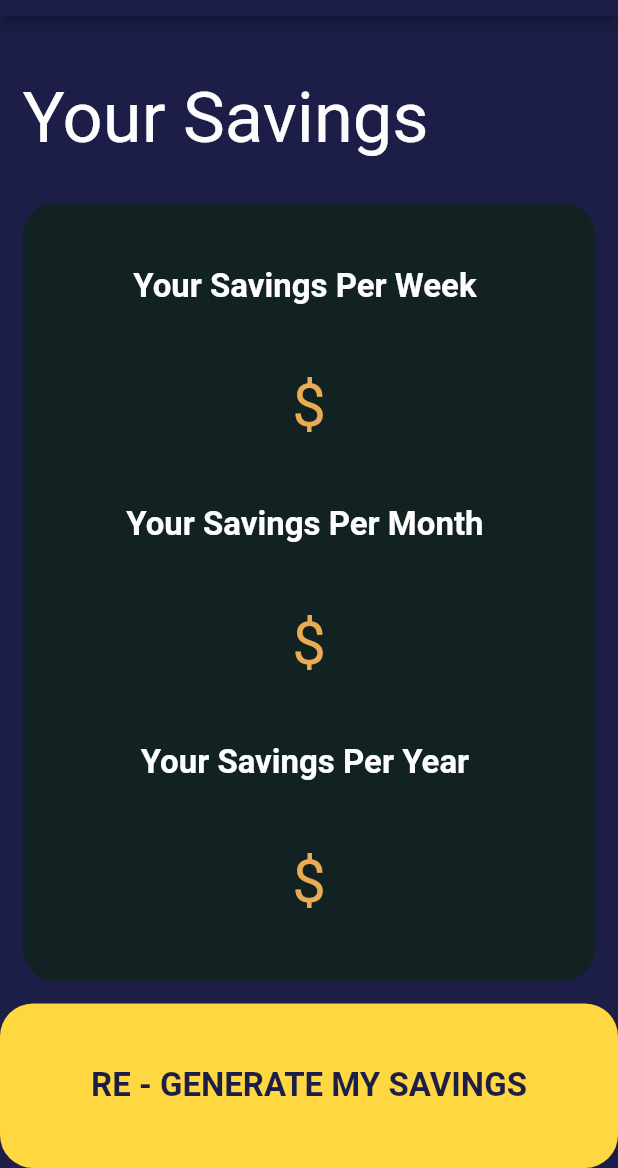
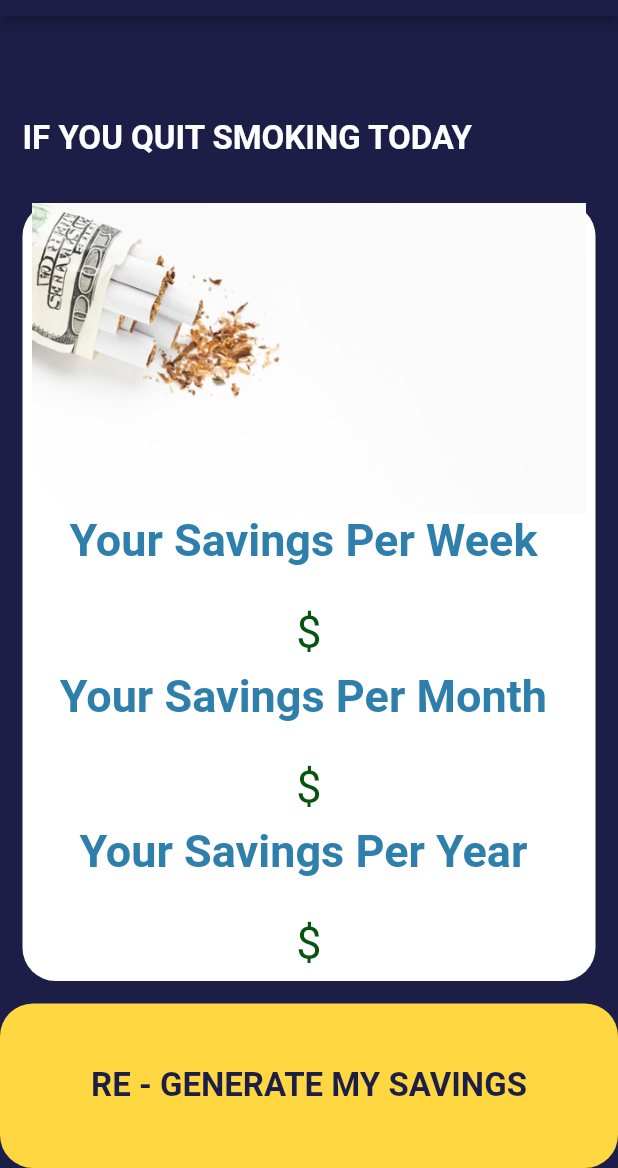
Before and after one commit to PranithhKotamraju/smokefree_cal, a Flutter app: the ResultPage screen opened directly with empty values, on a phone screen of 412 x 824 dp, the part 68-1236 px from its top. Run offline on Flutter 3.47's test engine with Material 2 defaults, Android fonts, the phone set to English and light mode, and no system bars; our stand-ins replace font_awesome_flutter.

Commit message:
result page updated

```diff
--- a/lib/components/constants.dart
+++ b/lib/components/constants.dart
@@ -17,4 +17,9 @@ const kNumberTextStyle = TextStyle(
 
 const kResultTextStyle = TextStyle(
 
-  color: Color(0XFFE8AC52),fontSize: 40,fontWeight: FontWeight.normal,);
+  color: Color(0XFF07540C),fontSize: 30,fontWeight: FontWeight.normal,);
+
+
+const kSavingTextStyle = TextStyle(
+
+  color: Color(0XFF2F7FAD),fontSize: 30,fontWeight: FontWeight.bold ,);
--- a/lib/pages/resultPage.dart
+++ b/lib/pages/resultPage.dart
@@ -32,45 +32,63 @@ class ResultPage extends StatelessWidget {
                 padding: EdgeInsets.all(15),
                 alignment: Alignment.bottomLeft,
                 child: Text(
-                  "Your Savings",
-                  style: kNumberTextStyle,
+                  "IF YOU QUIT SMOKING TODAY",
+                  style: kAppBarTextStyle,
                 ),
+
               ),
             ),
             Expanded(
               flex: 5,
               child: ReusableCard(
-                colour: Color(0XFF122223),
+                colour: Color(0XFFFFFFFF),
                 widget: Column(
                   mainAxisAlignment: MainAxisAlignment.spaceEvenly,
                   crossAxisAlignment: CrossAxisAlignment.center,
                   children: [
-                  //
-                  // Expanded(child: Image.asset("lib/images/cig1.jpeg")),
 
-                    Text("Your Savings Per Week ",style: kAppBarTextStyle,),
-                    Row(
+                  Expanded(
+                      flex: 4,
+                      child: Image.asset("lib/images/cig1.jpeg")),
+
+                    Expanded(
+                        flex: 1,
+                        child: Text("Your Savings Per Week ",style: kSavingTextStyle,)),
+                    Expanded(
+                      flex: 1,
+                      child: Row(
                         mainAxisAlignment: MainAxisAlignment.center,
                         children: [
                           Text(weekResult ,style: kResultTextStyle,),
                           Text('\$' ,style: kResultTextStyle,),
                         ],
                       ),
-                    Text("Your Savings Per Month ",style: kAppBarTextStyle,),
-                    Row(
+                    ),
+                    Expanded(
+                        flex: 1,
+                        child: Text("Your Savings Per Month ",style: kSavingTextStyle,)),
+                    Expanded(
+                      flex: 1,
+                      child: Row(
                         mainAxisAlignment: MainAxisAlignment.center,
                         children: [
                           Text(monthResult ,style: kResultTextStyle,),
                           Text('\$' ,style: kResultTextStyle,),
                         ],
                       ),
-                    Text("Your Savings Per Year ",style: kAppBarTextStyle,),
-                    Row(
+                    ),
+                    Expanded(
+                        flex: 1,
+                        child: Text("Your Savings Per Year ",style: kSavingTextStyle,)),
+                    Expanded(
+                      flex: 1,
+                      child: Row(
                         mainAxisAlignment: MainAxisAlignment.center,
                         children: [
                           Text(yearResult ,style: kResultTextStyle,),
-                        Text('\$' ,style: kResultTextStyle,),
+                          Text('\$' ,style:kResultTextStyle ),
                         ],
+                      ),
                     ),
 
 
```
Lines whose indentation alone changed are shown as unchanged.
